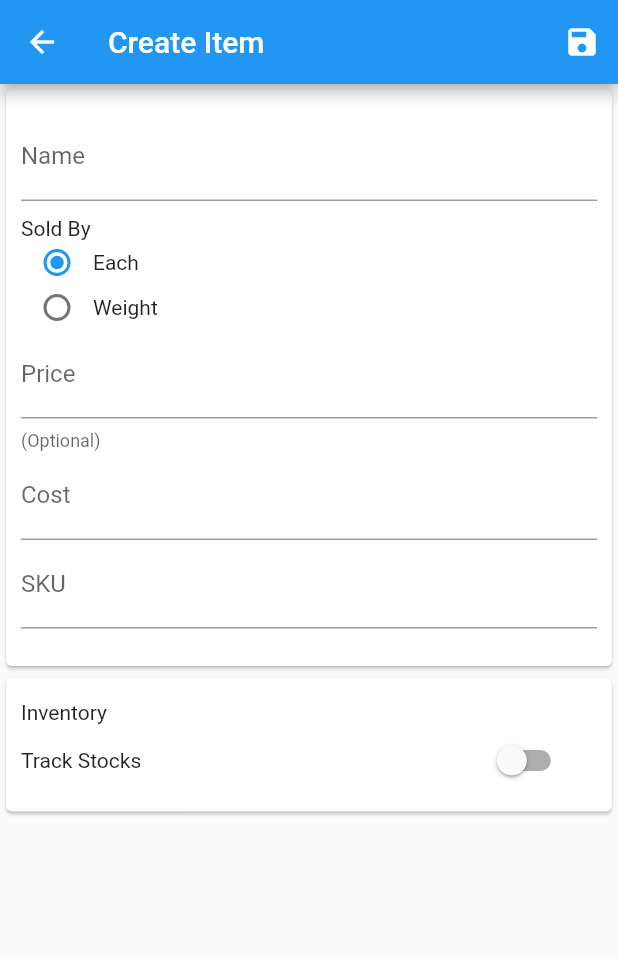
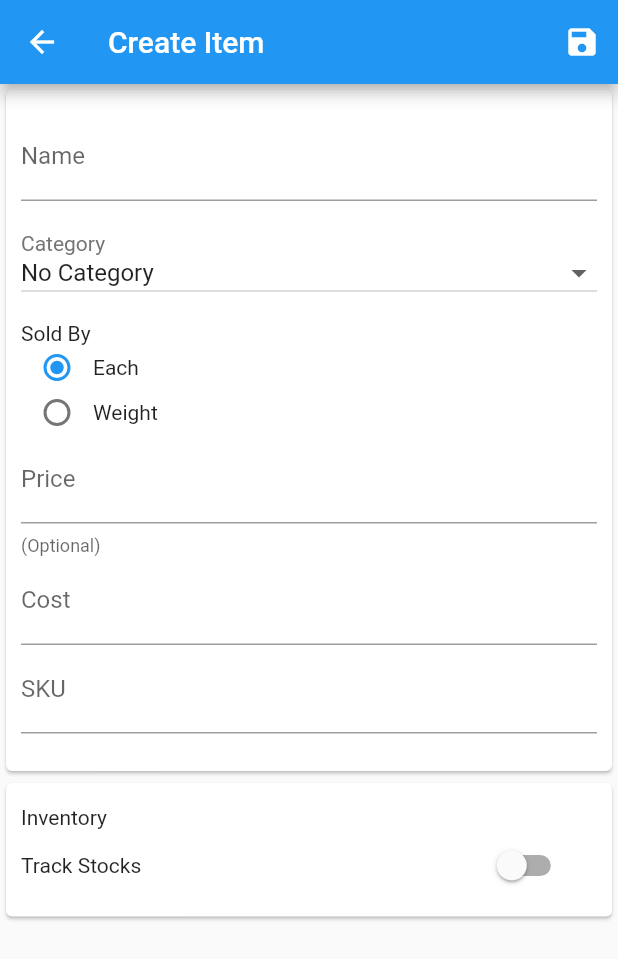
Before and after one commit to iammeosjin/fluter.pos, a Flutter app: the CreateItemPage screen opened directly, on a phone screen of 412 x 824 dp. Shown: the top 959 px of the screen. Run offline on Flutter 3.47's test engine with Material 2 defaults, Android fonts, the phone set to English and light mode, and no system bars; our stand-ins replace sqflite; accounts and stored records are empty.

Commit message:
feat: add category in form

```diff
--- a/lib/backend/database.dart
+++ b/lib/backend/database.dart
@@ -46,7 +46,7 @@ class DatabaseHandler {
       CREATE TABLE IF NOT EXISTS ${Item.TABLE} (
         ${Item.NAME} TEXT NOT NULL,
         ${Item.IMAGE} TEXT,
-        ${Item.CATEGORY} TEXT NOT NULL,
+        ${Item.CATEGORY} TEXT,
         ${Item.SOLD_BY} TEXT DEFAULT "each" NOT NULL,
         ${Item.PRICE} REAL DEFAULT 0.0 NOT NULL,
         ${Item.COST} REAL NOT NULL,
--- a/lib/pages/inventory/create-item.dart
+++ b/lib/pages/inventory/create-item.dart
@@ -9,7 +9,7 @@ class CreateItemPage extends StatefulWidget {
 
 class _CreateItemPageState extends State<CreateItemPage> {
   String _name;
-  String _category;
+  String _category = 'No Category';
   String _soldBy = Item.SOLD_BY_EACH;
   String _image;
   double _price;
@@ -19,6 +19,82 @@ class _CreateItemPageState extends State<CreateItemPage> {
   int _stocks;
 
   final GlobalKey<FormState> _formKeys = GlobalKey<FormState>();
+
+  @override
+  Widget build(BuildContext context) {
+    return Scaffold(
+      appBar: AppBar(
+        leading: InkWell(
+          onTap: () {
+            Navigator.pop(context);
+          },
+          child: Icon(Icons.arrow_back),
+        ),
+        title: Text('Create Item'),
+        actions: <Widget>[
+          IconButton(
+            icon: Icon(Icons.save),
+            onPressed: () {
+              if (_formKeys.currentState.validate()) {
+                _formKeys.currentState.save();
+                String category = _category == 'No Category' ? null : _category;
+                print('$_name $category $_soldBy $_image $_price $_cost $_sku $_trackStock $_stocks');
+              }
+            },
+          ),
+        ],
+      ),
+      body: SingleChildScrollView(
+        child: ConstrainedBox(
+          constraints: BoxConstraints(),
+          child: Form(
+            key: _formKeys,
+            child: Column(
+              mainAxisAlignment: MainAxisAlignment.start,
+              children: <Widget>[
+                Card(
+                  child: Container(
+                    padding: EdgeInsets.fromLTRB(10, 15, 10, 10),
+                    child: Column(
+                      children: <Widget>[
+                        _buildNameField(),
+                        SizedBox(height: 20),
+                        _buildCategoryField(),
+                        SizedBox(height: 20),
+                        _buildSoldByField(),
+                        _buildPriceField(),
+                        _buildCostField(),
+                        _buildSKUField(),
+                        SizedBox(height: 15),
+                      ],
+                    ),
+                  ),
+                ),
+                Card(
+                  child: Container(
+                    padding: EdgeInsets.fromLTRB(10, 15, 10, 10),
+                    child: Column(
+                      crossAxisAlignment: CrossAxisAlignment.start,
+                      children: <Widget>[
+                        Text('Inventory'),
+                        _buildTrackStockField(),
+                        _buildStocksField(),
+                      ],
+                    ),
+                  ),
+                ),
+                /*
+              _buildCategoryField(),
+              _buildTrackStockField(),
+              _buildStocksField(),
+               */
+              ],
+            ),
+          ),
+        ),
+      ),
+    );
+  }
 
   Widget _buildNameField() {
     return TextFormField(
@@ -39,15 +115,36 @@ class _CreateItemPageState extends State<CreateItemPage> {
   }
 
   Widget _buildCategoryField() {
-    return TextFormField(
-      decoration: InputDecoration(labelText: 'Name'),
-      validator: (String value) {
-        if (value.isEmpty) {
-          return 'Name is required';
-        }
-
-        return null;
-      },
+    return Container(
+      child: Column(
+        crossAxisAlignment: CrossAxisAlignment.start,
+        children: <Widget>[
+          Text('Category', style: TextStyle(color: Colors.grey[600]),),
+          DropdownButton(
+            isDense: true,
+            isExpanded: true,
+            value: _category,
+            items: ['No Category', 'Create Category'].map((value) {
+              if (value == 'Create Category') {
+                return DropdownMenuItem(
+                  value: value,
+                  child: InkWell(
+                    child: Text(value),
+                  ),
+                );
+              }
+              return DropdownMenuItem(value: value, child: Text(value));
+            }).toList(),
+            onChanged: (value) {
+              setState(() {
+                if (value != 'Create Category') {
+                  _category = value;
+                }
+              });
+            },
+          )
+        ],
+      ),
     );
   }
 
@@ -192,6 +289,9 @@ class _CreateItemPageState extends State<CreateItemPage> {
               onChanged: (value) {
                 setState(() {
                   _trackStock = value;
+                  if (!value) {
+                    _stocks = 0;
+                  }
                 });
               },
               activeTrackColor: Colors.greenAccent,
@@ -223,77 +323,4 @@ class _CreateItemPageState extends State<CreateItemPage> {
       ),
     );
   }
-
-  @override
-  Widget build(BuildContext context) {
-    return Scaffold(
-      appBar: AppBar(
-        leading: InkWell(
-          onTap: () {
-            Navigator.pop(context);
-          },
-          child: Icon(Icons.arrow_back),
-        ),
-        title: Text('Create Item'),
-        actions: <Widget>[
-          IconButton(
-            icon: Icon(Icons.save),
-            onPressed: () {
-              if (_formKeys.currentState.validate()) {
-                _formKeys.currentState.save();
-                print('$_name $_sku $_trackStock $_soldBy');
-              }
-            },
-          ),
-        ],
-      ),
-      body: SingleChildScrollView(
-        child: ConstrainedBox(
-          constraints: BoxConstraints(),
-          child: Form(
-            key: _formKeys,
-            child: Column(
-              mainAxisAlignment: MainAxisAlignment.start,
-              children: <Widget>[
-                Card(
-                  child: Container(
-                    padding: EdgeInsets.fromLTRB(10, 15, 10, 10),
-                    child: Column(
-                      children: <Widget>[
-                        _buildNameField(),
-                        SizedBox(height: 10),
-                        _buildSoldByField(),
-                        _buildPriceField(),
-                        _buildCostField(),
-                        _buildSKUField(),
-                        SizedBox(height: 15),
-                      ],
-                    ),
-                  ),
-                ),
-                Card(
-                  child: Container(
-                    padding: EdgeInsets.fromLTRB(10, 15, 10, 10),
-                    child: Column(
-                      crossAxisAlignment: CrossAxisAlignment.start,
-                      children: <Widget>[
-                        Text('Inventory'),
-                        _buildTrackStockField(),
-                        _buildStocksField(),
-                      ],
-                    ),
-                  ),
-                ),
-                /*
-              _buildCategoryField(),
-              _buildTrackStockField(),
-              _buildStocksField(),
-               */
-              ],
-            ),
-          ),
-        ),
-      ),
-    );
-  }
 }
```
